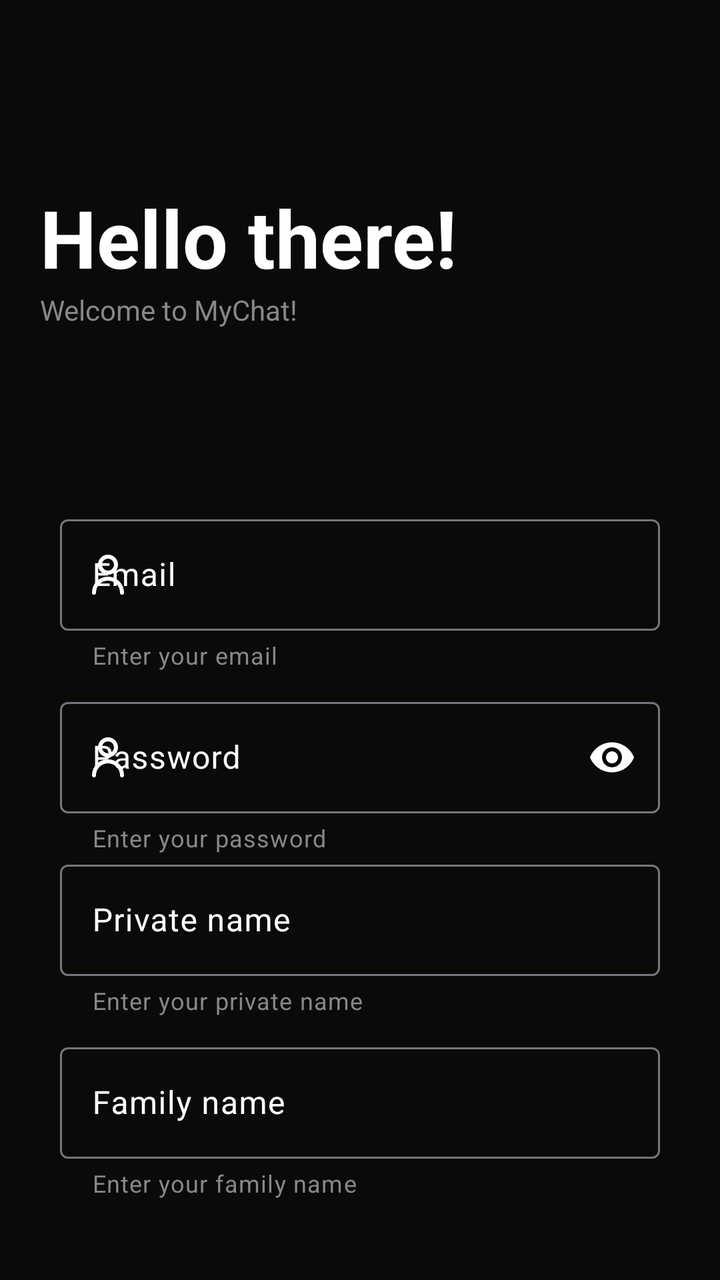
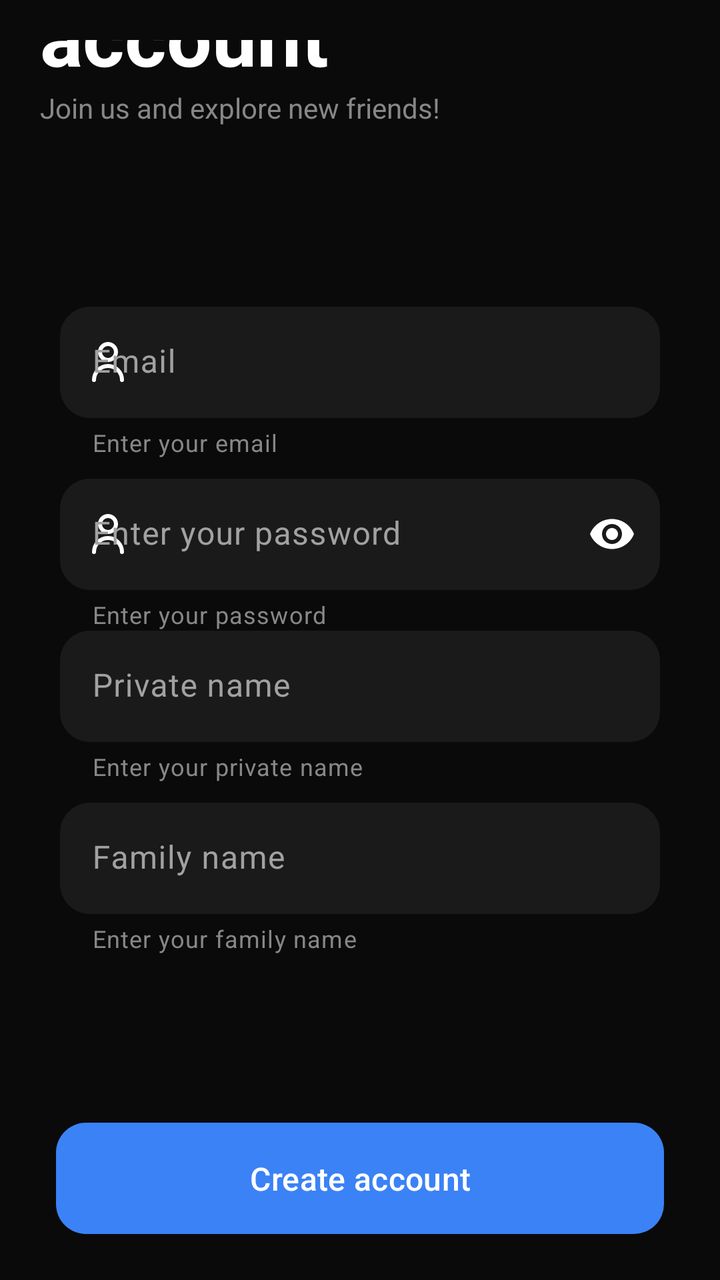

Two renders of the same Android screen: before a commit and after it. Below are the layout's source before the change and the commit's diff.
<!-- AndroidManifest.xml: application theme Theme.Nexus -->
<!-- res/layout/activity_register.xml -->
<?xml version="1.0" encoding="utf-8"?>
<androidx.constraintlayout.widget.ConstraintLayout xmlns:android="http://schemas.android.com/apk/res/android"
    xmlns:app="http://schemas.android.com/apk/res-auto"
    xmlns:tools="http://schemas.android.com/tools"
    android:id="@+id/main"
    android:layout_width="match_parent"
    android:layout_height="match_parent"
    android:background="@color/background_default"
    android:padding="20dp"
    tools:context=".authentication.RegisterActivity">

    <LinearLayout
        android:id="@+id/linearLayout2"
        android:layout_width="match_parent"
        android:layout_height="wrap_content"
        android:layout_marginTop="32dp"
        android:orientation="vertical"
        app:layout_constraintBottom_toTopOf="@+id/linearLayout"
        app:layout_constraintEnd_toEndOf="parent"
        app:layout_constraintHorizontal_bias="0.0"
        app:layout_constraintStart_toStartOf="parent"
        app:layout_constraintTop_toTopOf="parent">

        <TextView
            android:id="@+id/textView2"
            android:layout_width="match_parent"
            android:layout_height="wrap_content"
            android:layout_marginTop="40dp"
            android:text="@string/hello_there"
            android:textColor="@color/white"
            android:textSize="40sp"
            android:textStyle="bold"
            app:layout_constraintBottom_toTopOf="@+id/linearLayout"
            app:layout_constraintEnd_toEndOf="parent"
            app:layout_constraintHorizontal_bias="0.0"
            app:layout_constraintStart_toStartOf="parent"
            app:layout_constraintTop_toTopOf="parent"
            app:layout_constraintVertical_bias="0.179" />

        <TextView
            android:id="@+id/textView3"
            android:layout_width="match_parent"
            android:layout_height="wrap_content"
            android:text="@string/welcome_to_mychat"
            android:textColor="@color/gray_400"
            android:textSize="14sp"
            app:layout_constraintBottom_toTopOf="@+id/linearLayout"
            app:layout_constraintEnd_toEndOf="parent"
            app:layout_constraintHorizontal_bias="1.0"
            app:layout_constraintStart_toStartOf="parent"
            app:layout_constraintTop_toBottomOf="@+id/textView2"
            app:layout_constraintVertical_bias="0.0" />
    </LinearLayout>

    <LinearLayout
        android:id="@+id/linearLayout"
        android:layout_width="match_parent"
        android:layout_height="wrap_content"
        android:layout_marginTop="80dp"
        android:orientation="vertical"
        android:padding="10dp"
        app:layout_constraintEnd_toEndOf="parent"
        app:layout_constraintHorizontal_bias="0.0"
        app:layout_constraintStart_toStartOf="parent"
        app:layout_constraintTop_toBottomOf="@+id/linearLayout2"
        tools:ignore="MissingConstraints">

        <com.google.android.material.textfield.TextInputLayout
            android:id="@+id/emailInput"
            android:layout_width="match_parent"
            android:layout_height="wrap_content"
            android:layout_marginBottom="10dp"
            android:hint="@string/email"
            android:textColorHint="@color/white"
            app:helperText="Enter your email"
            app:helperTextTextColor="@color/gray_400"
            app:startIconDrawable="@drawable/user"
            app:startIconTint="@color/white">

            <com.google.android.material.textfield.TextInputEditText
                android:layout_width="match_parent"
                android:layout_height="wrap_content"
                android:textColor="@color/white"
                tools:ignore="VisualLintTextFieldSize" />

        </com.google.android.material.textfield.TextInputLayout>

        <com.google.android.material.textfield.TextInputLayout
            android:id="@+id/passwordInput"
            android:layout_width="match_parent"
            android:layout_height="wrap_content"
            android:hint="@string/password"
            android:textColorHint="@color/white"
            app:endIconMode="password_toggle"
            app:endIconTint="@color/white"
            app:helperText="Enter your password"
            app:helperTextTextColor="@color/gray_400"
            app:startIconDrawable="@drawable/user"
            app:startIconTint="@color/white">

            <com.google.android.material.textfield.TextInputEditText
                android:layout_width="match_parent"
                android:layout_height="wrap_content"
                android:inputType="textPassword"
                android:textColor="@color/white"
                tools:ignore="VisualLintTextFieldSize" />

        </com.google.android.material.textfield.TextInputLayout>

        <com.google.android.material.textfield.TextInputLayout
            android:id="@+id/privateNameInput"
            android:layout_width="match_parent"
            android:layout_height="wrap_content"
            android:layout_marginBottom="10dp"
            android:hint="@string/private_name"
            android:textColorHint="@color/white"
            app:helperText="Enter your private name"
            app:helperTextTextColor="@color/gray_400">

            <com.google.android.material.textfield.TextInputEditText
                android:layout_width="match_parent"
                android:layout_height="wrap_content"
                android:inputType="text"
                android:textColor="@color/white"
                tools:ignore="VisualLintTextFieldSize" />

        </com.google.android.material.textfield.TextInputLayout>

        <com.google.android.material.textfield.TextInputLayout
            android:id="@+id/familyNameInput"
            android:layout_width="match_parent"
            android:layout_height="wrap_content"
            android:hint="@string/family_name"
            android:textColorHint="@color/white"
            app:helperText="Enter your family name"
            app:helperTextTextColor="@color/gray_400">

            <com.google.android.material.textfield.TextInputEditText
                android:layout_width="match_parent"
                android:layout_height="wrap_content"
                android:inputType="text"
                android:textColor="@color/white"
                tools:ignore="VisualLintTextFieldSize" />

        </com.google.android.material.textfield.TextInputLayout>
    </LinearLayout>

    <com.google.android.material.button.MaterialButton
        android:id="@+id/registerButton"
        android:layout_width="match_parent"
        android:layout_height="wrap_content"
        android:layout_marginStart="20dp"
        android:layout_marginTop="24dp"
        android:layout_marginEnd="20dp"
        android:layout_marginBottom="102dp"
        android:background="@drawable/gradient_button"
        android:text="@string/register"
        android:textColor="@color/white"
        app:backgroundTint="@null"
        app:cornerRadius="0dp"
        app:layout_constraintBottom_toTopOf="@+id/submitButton"
        app:layout_constraintEnd_toEndOf="parent"
        app:layout_constraintHorizontal_bias="0.0"
        app:layout_constraintStart_toStartOf="parent"
        app:layout_constraintTop_toBottomOf="@+id/linearLayout"
        tools:ignore="VisualLintButtonSize,TextContrastCheck" />

    <TextView
        android:id="@+id/loginButton"
        android:layout_width="match_parent"
        android:layout_height="wrap_content"
        android:layout_marginStart="20dp"
        android:layout_marginTop="8dp"
        android:layout_marginEnd="20dp"
        android:layout_marginBottom="32dp"
        android:text="@string/have_an_account_login"
        android:textAlignment="center"
        android:textColor="@color/white"
        android:textSize="14sp"
        app:layout_constraintBottom_toBottomOf="parent"
        app:layout_constraintEnd_toEndOf="parent"
        app:layout_constraintHorizontal_bias="1.0"
        app:layout_constraintStart_toStartOf="parent"
        app:layout_constraintTop_toBottomOf="@+id/registerButton" />

</androidx.constraintlayout.widget.ConstraintLayout>
<!-- resources referenced by this layout -->
<resources>
  <color name="background_default">#0A0A0A</color>
  <color name="gray_400">#878787</color>
  <color name="white">#FFFFFFFF</color>
  <!-- drawable gradient_button (drawable) -->
  <?xml version="1.0" encoding="utf-8"?>
  <selector xmlns:android="http://schemas.android.com/apk/res/android">
      
      <item>
          <shape android:shape="rectangle">
              <gradient
                  android:angle="90"
                  android:startColor="@color/blue_500"
                  android:endColor="@color/blue_600"
                  android:type="linear" />
              <corners android:radius="10dp"/>
          </shape>
      </item>
  </selector>
  <!-- drawable user (drawable) -->
  <vector xmlns:android="http://schemas.android.com/apk/res/android"
      android:width="24dp"
      android:height="24dp"
      android:viewportWidth="24"
      android:viewportHeight="24">
    <path
        android:pathData="M19,21C19,17.134 15.866,14 12,14C8.134,14 5,17.134 5,21M12,11C9.791,11 8,9.209 8,7C8,4.791 9.791,3 12,3C14.209,3 16,4.791 16,7C16,9.209 14.209,11 12,11Z"
        android:strokeLineJoin="round"
        android:strokeWidth="2"
        android:fillColor="#00000000"
        android:strokeColor="#ffffff"
        android:strokeLineCap="round"/>
  </vector>
  <string name="email">Email</string>
  <string name="family_name">Family name</string>
  <string name="have_an_account_login">Have an account? Login!</string>
  <string name="hello_there">Hello there!</string>
  <string name="password">Password</string>
  <string name="private_name">Private name</string>
  <string name="register">Register</string>
  <string name="welcome_to_mychat">Welcome to MyChat!</string>
  <style name="Theme.Nexus" parent="Base.Theme.Nexus" />
  <color name="blue_500">#3b82f6</color>
  <color name="blue_600">#2563eb</color>
  <style name="Base.Theme.Nexus" parent="Theme.Material3.DayNight.NoActionBar">
          <item name="colorPrimary">@color/blue_500</item>
          <item name="colorOnPrimaryContainer">@color/white</item>
          <item name="colorOnSecondaryContainer">@color/blue_500</item>
          <item name="colorSecondaryContainer">@color/blue_500</item>
      </style>
</resources>

<!-- the commit's change to res/layout/activity_register.xml (unified diff, before → after) -->
@@ -26,7 +26,7 @@
             android:layout_width="match_parent"
             android:layout_height="wrap_content"
             android:layout_marginTop="40dp"
-            android:text="@string/hello_there"
+            android:text="@string/create_an_account"
             android:textColor="@color/white"
             android:textSize="40sp"
             android:textStyle="bold"
@@ -41,7 +41,7 @@
             android:id="@+id/textView3"
             android:layout_width="match_parent"
             android:layout_height="wrap_content"
-            android:text="@string/welcome_to_mychat"
+            android:text="Join us and explore new friends!"
             android:textColor="@color/gray_400"
             android:textSize="14sp"
             app:layout_constraintBottom_toTopOf="@+id/linearLayout"
@@ -57,8 +57,10 @@
         android:layout_width="match_parent"
         android:layout_height="wrap_content"
         android:layout_marginTop="80dp"
+        android:layout_marginBottom="50dp"
         android:orientation="vertical"
         android:padding="10dp"
+        app:layout_constraintBottom_toTopOf="@+id/registerButton"
         app:layout_constraintEnd_toEndOf="parent"
         app:layout_constraintHorizontal_bias="0.0"
         app:layout_constraintStart_toStartOf="parent"
@@ -67,11 +69,18 @@
 
         <com.google.android.material.textfield.TextInputLayout
             android:id="@+id/emailInput"
+            style="@style/Widget.Material3.TextInputLayout.FilledBox"
             android:layout_width="match_parent"
             android:layout_height="wrap_content"
             android:layout_marginBottom="10dp"
             android:hint="@string/email"
-            android:textColorHint="@color/white"
+            android:textColorHint="@color/gray_100"
+            app:boxBackgroundColor="#1A1A1A"
+            app:boxCornerRadiusBottomEnd="15dp"
+            app:boxCornerRadiusBottomStart="15dp"
+            app:boxCornerRadiusTopEnd="15dp"
+            app:boxCornerRadiusTopStart="15dp"
+            app:boxStrokeWidth="0dp"
             app:helperText="Enter your email"
             app:helperTextTextColor="@color/gray_400"
             app:startIconDrawable="@drawable/user"
@@ -87,10 +96,17 @@
 
         <com.google.android.material.textfield.TextInputLayout
             android:id="@+id/passwordInput"
-            android:layout_width="match_parent"
-            android:layout_height="wrap_content"
-            android:hint="@string/password"
-            android:textColorHint="@color/white"
+            style="@style/Widget.Material3.TextInputLayout.FilledBox"
+            android:layout_width="match_parent"
+            android:layout_height="wrap_content"
+            android:textColorHint="@color/gray_100"
+            android:hint="@string/enter_your_password"
+            app:boxBackgroundColor="#1A1A1A"
+            app:boxCornerRadiusBottomEnd="15dp"
+            app:boxCornerRadiusBottomStart="15dp"
+            app:boxCornerRadiusTopEnd="15dp"
+            app:boxCornerRadiusTopStart="15dp"
+            app:boxStrokeWidth="0dp"
             app:endIconMode="password_toggle"
             app:endIconTint="@color/white"
             app:helperText="Enter your password"
@@ -109,11 +125,18 @@
 
         <com.google.android.material.textfield.TextInputLayout
             android:id="@+id/privateNameInput"
+            style="@style/Widget.Material3.TextInputLayout.FilledBox"
             android:layout_width="match_parent"
             android:layout_height="wrap_content"
             android:layout_marginBottom="10dp"
             android:hint="@string/private_name"
-            android:textColorHint="@color/white"
+            android:textColorHint="@color/gray_100"
+            app:boxBackgroundColor="#1A1A1A"
+            app:boxCornerRadiusBottomEnd="15dp"
+            app:boxCornerRadiusBottomStart="15dp"
+            app:boxCornerRadiusTopEnd="15dp"
+            app:boxCornerRadiusTopStart="15dp"
+            app:boxStrokeWidth="0dp"
             app:helperText="Enter your private name"
             app:helperTextTextColor="@color/gray_400">
 
@@ -128,10 +151,17 @@
 
         <com.google.android.material.textfield.TextInputLayout
             android:id="@+id/familyNameInput"
+            style="@style/Widget.Material3.TextInputLayout.FilledBox"
             android:layout_width="match_parent"
             android:layout_height="wrap_content"
             android:hint="@string/family_name"
-            android:textColorHint="@color/white"
+            android:textColorHint="@color/gray_100"
+            app:boxBackgroundColor="#1A1A1A"
+            app:boxCornerRadiusBottomEnd="15dp"
+            app:boxCornerRadiusBottomStart="15dp"
+            app:boxCornerRadiusTopEnd="15dp"
+            app:boxCornerRadiusTopStart="15dp"
+            app:boxStrokeWidth="0dp"
             app:helperText="Enter your family name"
             app:helperTextTextColor="@color/gray_400">
 
@@ -149,16 +179,18 @@
         android:id="@+id/registerButton"
         android:layout_width="match_parent"
         android:layout_height="wrap_content"
-        android:layout_marginStart="20dp"
+        android:layout_marginStart="8dp"
         android:layout_marginTop="24dp"
-        android:layout_marginEnd="20dp"
-        android:layout_marginBottom="102dp"
+        android:layout_marginEnd="8dp"
+        android:layout_marginBottom="92dp"
         android:background="@drawable/gradient_button"
-        android:text="@string/register"
+        android:paddingVertical="13dp"
+        android:text="@string/create_account"
+        android:textSize="16sp"
         android:textColor="@color/white"
         app:backgroundTint="@null"
         app:cornerRadius="0dp"
-        app:layout_constraintBottom_toTopOf="@+id/submitButton"
+        app:layout_constraintBottom_toTopOf="@+id/loginButton"
         app:layout_constraintEnd_toEndOf="parent"
         app:layout_constraintHorizontal_bias="0.0"
         app:layout_constraintStart_toStartOf="parent"
<!-- resource entries referenced after the edit -->
@@ -1,6 +1,7 @@
 <!-- resources referenced by this layout -->
 <resources>
   <color name="background_default">#0A0A0A</color>
+  <color name="gray_100">#A1A1A1</color>
   <color name="gray_400">#878787</color>
   <color name="white">#FFFFFFFF</color>
   <!-- drawable gradient_button (drawable) -->
@@ -12,9 +13,9 @@
               <gradient
                   android:angle="90"
                   android:startColor="@color/blue_500"
-                  android:endColor="@color/blue_600"
+                  android:endColor="@color/blue_500"
                   android:type="linear" />
-              <corners android:radius="10dp"/>
+              <corners android:radius="15dp"/>
           </shape>
       </item>
   </selector>
@@ -32,17 +33,15 @@
         android:strokeColor="#ffffff"
         android:strokeLineCap="round"/>
   </vector>
+  <string name="create_account">Create account</string>
+  <string name="create_an_account">Create an account</string>
   <string name="email">Email</string>
+  <string name="enter_your_password">Enter your password</string>
   <string name="family_name">Family name</string>
   <string name="have_an_account_login">Have an account? Login!</string>
-  <string name="hello_there">Hello there!</string>
-  <string name="password">Password</string>
   <string name="private_name">Private name</string>
-  <string name="register">Register</string>
-  <string name="welcome_to_mychat">Welcome to MyChat!</string>
   <style name="Theme.Nexus" parent="Base.Theme.Nexus" />
   <color name="blue_500">#3b82f6</color>
-  <color name="blue_600">#2563eb</color>
   <style name="Base.Theme.Nexus" parent="Theme.Material3.DayNight.NoActionBar">
           <item name="colorPrimary">@color/blue_500</item>
           <item name="colorOnPrimaryContainer">@color/white</item>
